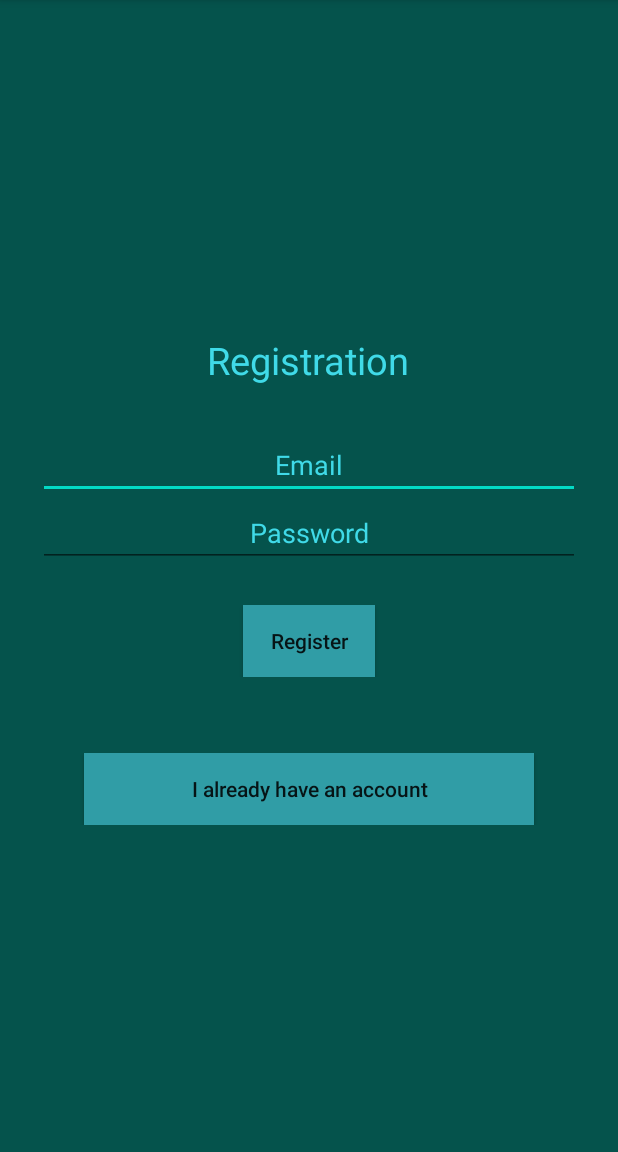
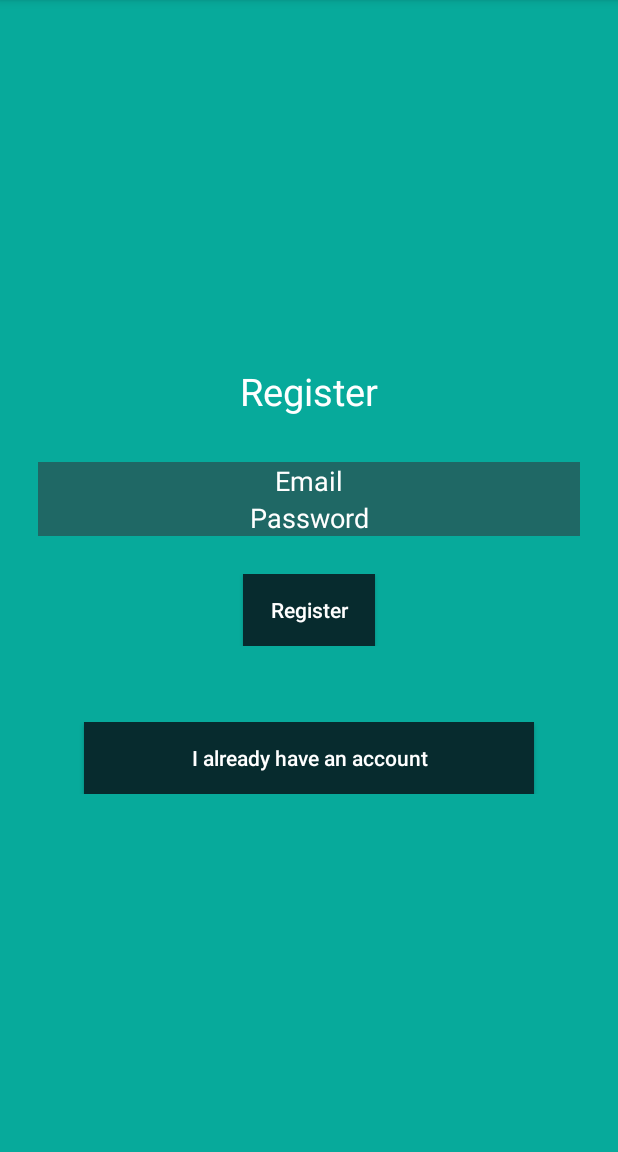
Before and after one commit to tsotne-mazmishvili/android_final, an Android app: the SignUpActivity screen opened directly, with no data from a screen before it, on a phone screen of 412 x 824 dp, the part 84-1236 px from its top. Run offline under Robolectric (Android 15) with nearby library versions, the phone set to English and light mode, and no system bars; our stand-ins replace Firebase (no records; nobody signed in at launch, a user with empty details on screens opened directly).

Commit message:
added - Minor Design Changes

```diff
--- a/app/src/main/res/layout/activity_sign_up.xml
+++ b/app/src/main/res/layout/activity_sign_up.xml
@@ -9,7 +9,7 @@
     <LinearLayout
         android:layout_width="match_parent"
         android:layout_height="match_parent"
-        android:background="#05534C"
+        android:background="#07AA9B"
         android:gravity="center"
         android:orientation="vertical"
         android:padding="25dp">
@@ -18,8 +18,8 @@
             android:layout_width="wrap_content"
             android:layout_height="wrap_content"
             android:padding="30dp"
-            android:text="Registration"
-            android:textColor="#40DAE8"
+            android:text="Register"
+            android:textColor="@android:color/white"
             android:textSize="25dp" />
 
         <EditText
@@ -27,19 +27,20 @@
             android:layout_width="match_parent"
             android:layout_height="wrap_content"
             android:hint="Email"
+            android:background="#1F6865"
             android:textAlignment="center"
-            android:textColor="#6bfff7"
-            android:textColorHint="#40DAE8" />
+            android:textColorHint="@android:color/white" />
 
         <EditText
             android:id="@+id/registerPasswordEditText"
             android:layout_width="match_parent"
             android:layout_height="wrap_content"
             android:hint="Password"
+            android:background="#1F6865"
             android:inputType="textPassword"
             android:textAlignment="center"
             android:textColor="#6bfff7"
-            android:textColorHint="#40DAE8" />
+            android:textColorHint="@android:color/white"/>
 
         <LinearLayout
             android:layout_width="match_parent"
@@ -52,9 +53,10 @@
                 android:id="@+id/registerButton"
                 android:layout_width="wrap_content"
                 android:layout_height="wrap_content"
-                android:background="#309DA6"
+                android:background="#072B2E"
                 android:text="Register"
-                android:textAllCaps="false" />
+                android:textAllCaps="false"
+                android:textColor="@android:color/white"/>
         </LinearLayout>
 
         <LinearLayout
@@ -68,10 +70,11 @@
                 android:id="@+id/signInButton"
                 android:layout_width="300dp"
                 android:layout_height="wrap_content"
-                android:background="#309DA6"
+                android:background="#072B2E"
                 android:text="I already have an account"
                 android:textAllCaps="false"
-                tools:ignore="MissingConstraints" />
+                tools:ignore="MissingConstraints"
+                android:textColor="@android:color/white"/>
         </LinearLayout>
     </LinearLayout>
 
```
Also changed, not shown: app/src/main/res/layout/activity_main.xml (+13 -10 lines).
